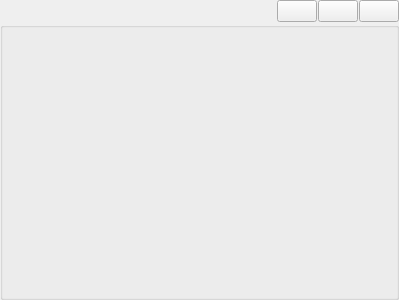
xrg/openerp-client-kde, file bin/ui/paned.ui: the form before one commit.
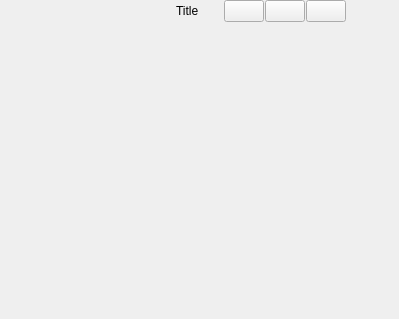
The form after the commit. Icons and pictures are not drawn.

Commit message: Make action widget use less space.

Patch:
```diff
--- a/bin/ui/paned.ui
+++ b/bin/ui/paned.ui
@@ -6,7 +6,7 @@
     <x>0</x>
     <y>0</y>
     <width>399</width>
-    <height>300</height>
+    <height>319</height>
    </rect>
   </property>
   <property name="sizePolicy" >
@@ -18,10 +18,10 @@
   <property name="windowTitle" >
    <string>Form</string>
   </property>
+  <property name="styleSheet" >
+   <string/>
+  </property>
   <layout class="QVBoxLayout" >
-   <property name="spacing" >
-    <number>0</number>
-   </property>
    <property name="leftMargin" >
     <number>0</number>
    </property>
@@ -36,6 +36,9 @@
    </property>
    <item>
     <layout class="QHBoxLayout" >
+     <property name="spacing" >
+      <number>5</number>
+     </property>
      <item>
       <spacer>
        <property name="orientation" >
@@ -49,6 +52,29 @@
        </property>
       </spacer>
      </item>
+     <item>
+      <widget class="QLabel" name="uiTitle" >
+       <property name="text" >
+        <string>Title</string>
+       </property>
+      </widget>
+     </item>
+     <item>
+      <spacer>
+       <property name="orientation" >
+        <enum>Qt::Horizontal</enum>
+       </property>
+       <property name="sizeType" >
+        <enum>QSizePolicy::Fixed</enum>
+       </property>
+       <property name="sizeHint" >
+        <size>
+         <width>20</width>
+         <height>20</height>
+        </size>
+       </property>
+      </spacer>
+     </item>
      <item>
       <layout class="QHBoxLayout" >
        <property name="spacing" >
@@ -111,19 +137,25 @@
          </property>
         </widget>
        </item>
+       <item>
+        <spacer>
+         <property name="orientation" >
+          <enum>Qt::Horizontal</enum>
+         </property>
+         <property name="sizeHint" >
+          <size>
+           <width>40</width>
+           <height>20</height>
+          </size>
+         </property>
+        </spacer>
+       </item>
       </layout>
      </item>
     </layout>
    </item>
    <item>
-    <widget class="QGroupBox" name="group" >
-     <property name="title" >
-      <string/>
-     </property>
-     <property name="flat" >
-      <bool>true</bool>
-     </property>
-    </widget>
+    <widget class="QWidget" native="1" name="uiGroup" />
    </item>
   </layout>
  </widget>
```
The commit also changes 2 other files.
